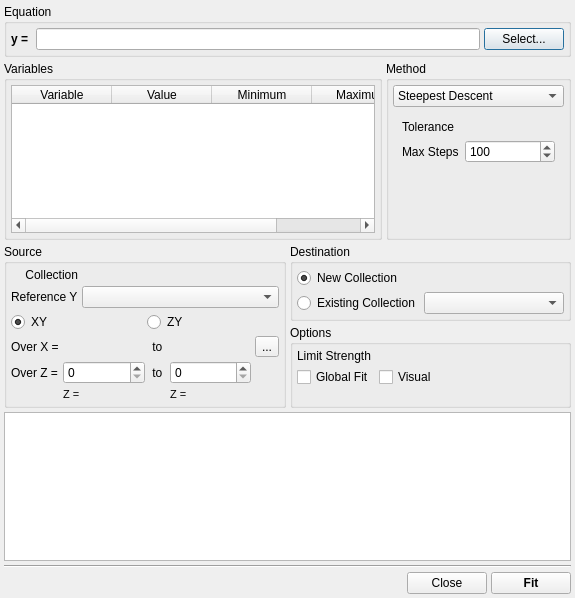
First picture: the form in src/gui/fit.ui, repository trisyoungs/uchroma, before the edit.
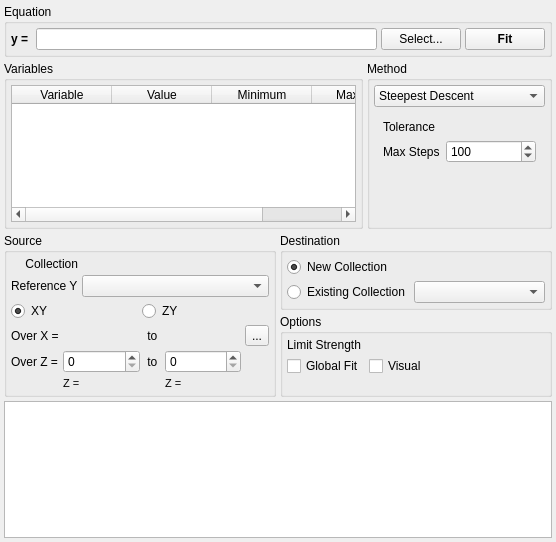
Second picture: the form after the edit. Icons and pictures are not drawn. Custom widgets are drawn as their Qt base class.

Commit message: Fixed - Export image was not working (menu item was dead). Removed unused 'Graph Mode' action. Made FitDialog non-modal. Renamed FitDialog to FitWindow, added to windows bar, and converted from QDialog to QWidget in line with other subwindows. Connected some missing signals between subwindows and main window for window close events. Fixed - Slice monitoring was broken (slice extraction still is).

```diff
--- a/src/gui/fit.ui
+++ b/src/gui/fit.ui
@@ -1,26 +1,19 @@
 <?xml version="1.0" encoding="UTF-8"?>
 <ui version="4.0">
- <class>FitDialog</class>
- <widget class="QDialog" name="FitDialog">
-  <property name="windowModality">
-   <enum>Qt::ApplicationModal</enum>
-  </property>
+ <class>FitWindow</class>
+ <widget class="QWidget" name="FitWindow">
   <property name="geometry">
    <rect>
     <x>0</x>
     <y>0</y>
-    <width>575</width>
-    <height>598</height>
+    <width>556</width>
+    <height>542</height>
    </rect>
   </property>
   <property name="windowTitle">
    <string>Fitting</string>
   </property>
-  <property name="windowIcon">
-   <iconset resource="icons.qrc">
-    <normaloff>:/uchroma/icons/uchroma.png</normaloff>:/uchroma/icons/uchroma.png</iconset>
-  </property>
-  <layout class="QVBoxLayout" name="verticalLayout_6">
+  <layout class="QVBoxLayout" name="verticalLayout_19">
    <property name="spacing">
     <number>4</number>
    </property>
@@ -104,13 +97,26 @@
           </property>
          </widget>
         </item>
+        <item>
+         <widget class="QPushButton" name="FitButton">
+          <property name="font">
+           <font>
+            <weight>75</weight>
+            <bold>true</bold>
+           </font>
+          </property>
+          <property name="text">
+           <string>Fit</string>
+          </property>
+         </widget>
+        </item>
        </layout>
       </item>
      </layout>
     </widget>
    </item>
    <item>
-    <layout class="QHBoxLayout" name="horizontalLayout_7">
+    <layout class="QHBoxLayout" name="horizontalLayout_16">
      <property name="spacing">
       <number>4</number>
      </property>
@@ -246,7 +252,7 @@
     </layout>
    </item>
    <item>
-    <layout class="QHBoxLayout" name="horizontalLayout_2">
+    <layout class="QHBoxLayout" name="horizontalLayout_18">
      <item>
       <widget class="QGroupBox" name="SourceGroup">
        <property name="sizePolicy">
@@ -602,50 +608,6 @@
      </property>
     </widget>
    </item>
-   <item>
-    <widget class="Line" name="line">
-     <property name="orientation">
-      <enum>Qt::Horizontal</enum>
-     </property>
-    </widget>
-   </item>
-   <item>
-    <layout class="QHBoxLayout" name="horizontalLayout_6">
-     <item>
-      <spacer name="horizontalSpacer_2">
-       <property name="orientation">
-        <enum>Qt::Horizontal</enum>
-       </property>
-       <property name="sizeHint" stdset="0">
-        <size>
-         <width>40</width>
-         <height>20</height>
-        </size>
-       </property>
-      </spacer>
-     </item>
-     <item>
-      <widget class="QPushButton" name="CloseButton">
-       <property name="text">
-        <string>Close</string>
-       </property>
-      </widget>
-     </item>
-     <item>
-      <widget class="QPushButton" name="FitButton">
-       <property name="font">
-        <font>
-         <weight>75</weight>
-         <bold>true</bold>
-        </font>
-       </property>
-       <property name="text">
-        <string>Fit</string>
-       </property>
-      </widget>
-     </item>
-    </layout>
-   </item>
   </layout>
  </widget>
  <customwidgets>
```
Left out of the diff: 83 changed lines with no effect on the pictures. The commit also changes 17 other files.
